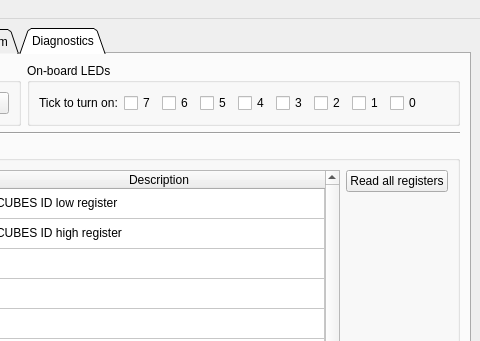
Qt form CubesControl/ui/cubescontrol.ui (tstana/cubes-sw) before a commit; both pictures show x 380 to 860 and y 0 to 341 of the 860 by 640 pixel window.
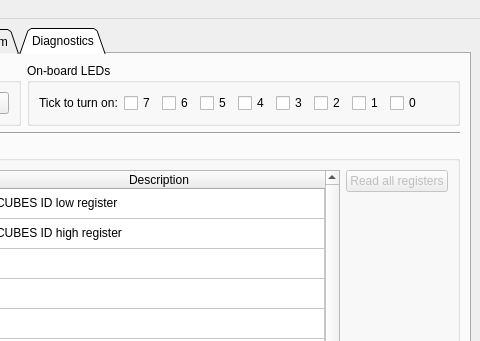
The same form after that commit. The open tabs and pages were chosen to show the change. Icons and pictures are not drawn. Custom widgets are drawn as their Qt base class.

Commit message:
UI: Disabling "Read all registers" button in Diagnostics tab
This functionality is not available any more following the update to the
gateware. No time to fix it now, so deferring for later.

```diff
--- a/CubesControl/ui/cubescontrol.ui
+++ b/CubesControl/ui/cubescontrol.ui
@@ -1541,6 +1541,9 @@
             <layout class="QVBoxLayout" name="verticalLayout_3">
              <item>
               <widget class="QPushButton" name="btnReadAllCubesRegs">
+               <property name="enabled">
+                <bool>false</bool>
+               </property>
                <property name="text">
                 <string>Read all registers</string>
                </property>
```
